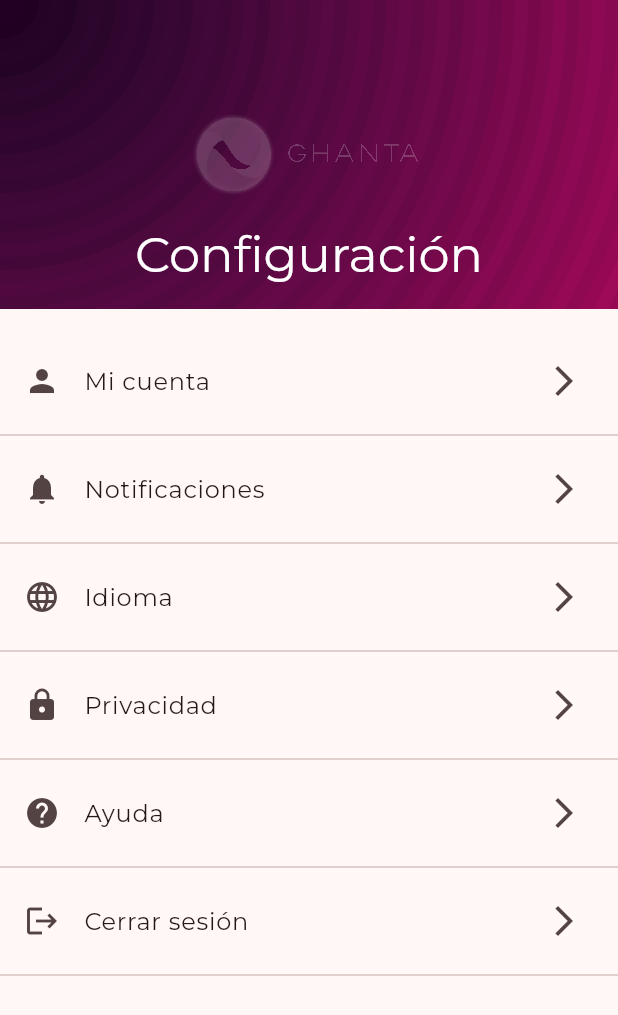
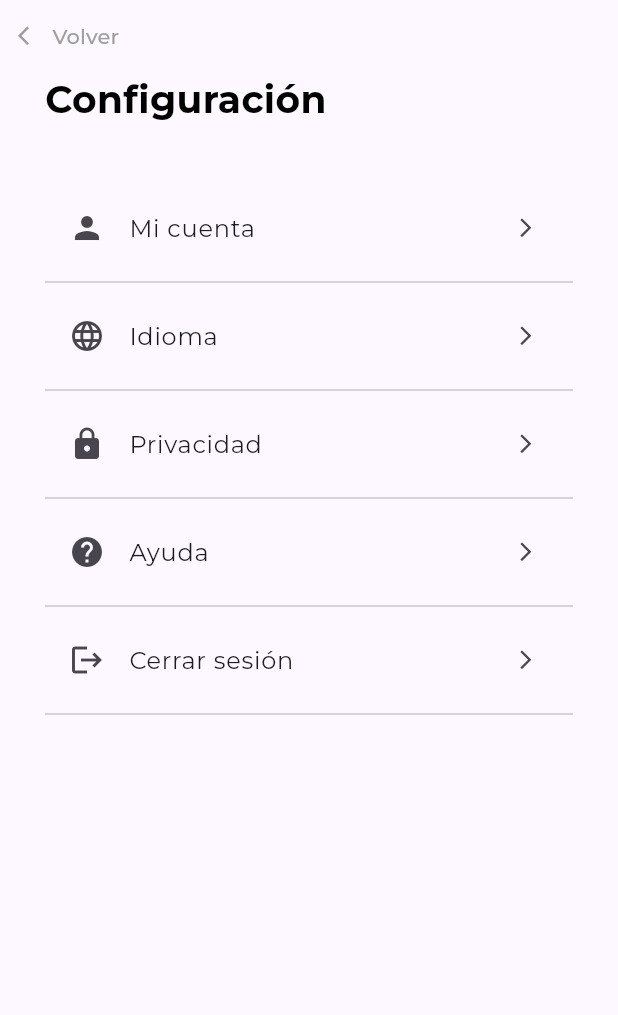
Before and after one commit to HadalyVillasclaras/somnia-ghanta, a Flutter app: the HomeViewConfig widget shown alone on an empty page, opened directly, on a phone screen of 412 x 824 dp. Shown: the top 1015 px of the screen. Run offline on Flutter 3.47's test engine with Material 3 defaults, Android fonts, the phone set to English and light mode, and no system bars; our stand-ins replace animate_do, appinio_swiper, confetti, dio, easy_date_timeline, flutter_dotenv and 8 more; missing offline and left inert: fancy_audio_recorder, super_tooltip; accounts and stored records are empty; network calls fail.

Commit message:
feat: config layout + styles

```diff
--- a/lib/config/theme/app_theme.dart
+++ b/lib/config/theme/app_theme.dart
@@ -7,8 +7,8 @@ import 'package:google_fonts/google_fonts.dart';
 class AppTheme {
   static ThemeData get themeData => ThemeData(
         colorSchemeSeed: //HEX for #FFC107
-            // const Color(0xFFA23957),
-            ColorsTheme.primaryColor,
+            Color.fromARGB(255, 14, 7, 43),
+            // ColorsTheme.primaryColor,
         useMaterial3: true,
         brightness: //Usamos el brillo del sistema
             Brightness.light,
--- a/lib/presentation/providers/ui_provider.dart
+++ b/lib/presentation/providers/ui_provider.dart
@@ -5,9 +5,7 @@ import 'package:super_tooltip/super_tooltip.dart';
 
 final phasesTooltipsProvider = Provider((ref) => <SuperTooltipController>[]);
 
-final navbarTransparentProvider = FutureProvider.family((ref, int index) async {
-  return index == 0 || index == 3;
-});
+
 
 final showLogoProvider = FutureProvider.family((ref, int index) async {
   return index != 3;
--- a/lib/presentation/views/home_view_config.dart
+++ b/lib/presentation/views/home_view_config.dart
@@ -1,4 +1,5 @@
 import 'package:flutter/material.dart';
+import 'package:flutter/widgets.dart';
 import 'package:flutter_riverpod/flutter_riverpod.dart';
 import 'package:ghanta/presentation/providers/_providers.dart';
 import 'package:go_router/go_router.dart';
@@ -9,46 +10,37 @@ class HomeViewConfig extends StatelessWidget {
   @override
   Widget build(BuildContext context) {
     final sizes = MediaQuery.of(context).size;
-    return Scaffold(
-        extendBodyBehindAppBar: true,
-        body: CustomScrollView(
-          slivers: [
-            SliverAppBar(
-              backgroundColor: const Color(0xF09E0A56),
-              expandedHeight: sizes.height * 0.25,
-              foregroundColor: Colors.pink,
-              toolbarHeight: 10,
-              pinned: true,
-              flexibleSpace: FlexibleSpaceBar(
-                background: Container(
-                  decoration: const BoxDecoration(
-                    image: DecorationImage(
-                      image: AssetImage('assets/images/config-bg.png'),
-                      fit: BoxFit.cover,
+    return SafeArea(
+      child: Column(
+        crossAxisAlignment: CrossAxisAlignment.start,
+        children: [
+          TextButton.icon(
+            onPressed: () {
+              context.go('/');
+            },
+            icon:const Icon(Icons.arrow_back_ios,color: Colors.grey, size: 15,),
+            label: const Text('Volver', style: TextStyle( color: Colors.grey)),
+          ),
+          const Expanded(
+            child:  Padding(
+              padding: EdgeInsets.symmetric(horizontal: 30),
+              child:
+              Column(
+                crossAxisAlignment: CrossAxisAlignment.start,
+                children: [
+                  Text('Configuración',
+                    style: TextStyle(
+                      fontSize: 25,
+                      fontWeight: FontWeight.bold,
+                      color: Colors.black)),
+                  SizedBox(height: 40),
+                  Expanded(child: ConfigOptions()),
+                ]),
             ),
           ),
-                  child: Center(
-                    child: Image.asset(
-                      'assets/images/logo_negativo.png',
-                      width: sizes.width * 0.6,
-                      color: Colors.white.withOpacity(0.2),
-                      filterQuality: FilterQuality.high,
+        ],
       ),
-                  ),
-                ),
-                centerTitle: true,
-                title: Text(
-                  'Configuración',
-                  style: Theme.of(context)
-                      .textTheme
-                      .titleLarge!
-                      .copyWith(color: Colors.white),
-                ),
-              ),
-            ),
-            const ConfigOptions(),
-          ],
-        ));
+    );
   }
 }
 
@@ -59,56 +51,62 @@ class ConfigOptions extends ConsumerWidget {
 
   @override
   Widget build(BuildContext context, WidgetRef ref) {
-    return SliverList(
-      delegate: SliverChildListDelegate([
-        const SizedBox(height: 20),
+    return ListView(children: [
       ListTile(
         leading: const Icon(Icons.person),
         title: const Text('Mi cuenta'),
-          trailing: const Icon(Icons.arrow_forward_ios),
-          onTap: () {},
+        trailing: const Icon(
+          Icons.arrow_forward_ios,
+          size: 15,
         ),
-        const Divider(),
-        ListTile(
-          leading: const Icon(Icons.notifications),
-          title: const Text('Notificaciones'),
-          trailing: const Icon(Icons.arrow_forward_ios),
         onTap: () {},
       ),
       const Divider(),
       ListTile(
         leading: const Icon(Icons.language),
         title: const Text('Idioma'),
-          trailing: const Icon(Icons.arrow_forward_ios),
+        trailing: const Icon(
+          Icons.arrow_forward_ios,
+          size: 15,
+        ),
         onTap: () {},
       ),
       const Divider(),
       ListTile(
         leading: const Icon(Icons.lock),
         title: const Text('Privacidad'),
-          trailing: const Icon(Icons.arrow_forward_ios),
+        trailing: const Icon(
+          Icons.arrow_forward_ios,
+          size: 15,
+        ),
         onTap: () {},
       ),
       const Divider(),
       ListTile(
         leading: const Icon(Icons.help),
         title: const Text('Ayuda'),
-          trailing: const Icon(Icons.arrow_forward_ios),
+        trailing: const Icon(
+          Icons.arrow_forward_ios,
+          size: 15,
+        ),
         onTap: () {},
       ),
       const Divider(),
       ListTile(
         leading: const Icon(Icons.logout),
         title: const Text('Cerrar sesión'),
-          trailing: const Icon(Icons.arrow_forward_ios),
+        trailing: const Icon(
+          Icons.arrow_forward_ios,
+          size: 15,
+        ),
         onTap: () {
-            ref.read(authProvider.notifier).logout(errorMessage: '¡Hasta pronto!');
-
+          ref
+              .read(authProvider.notifier)
+              .logout(errorMessage: '¡Hasta pronto!');
           Future.microtask(() => context.go('/login'));
         },
       ),
       const Divider(),
-      ]),
-    );
+    ]);
   }
 }
```
Also changed, not shown: lib/presentation/screens/courses/course_screen.dart (+3 -37 lines), lib/presentation/screens/home/home_screen.dart (+1 -9 lines), lib/presentation/widgets/shared/navigation_top.dart (+23 -28 lines). Lines whose indentation alone changed are shown as unchanged.
